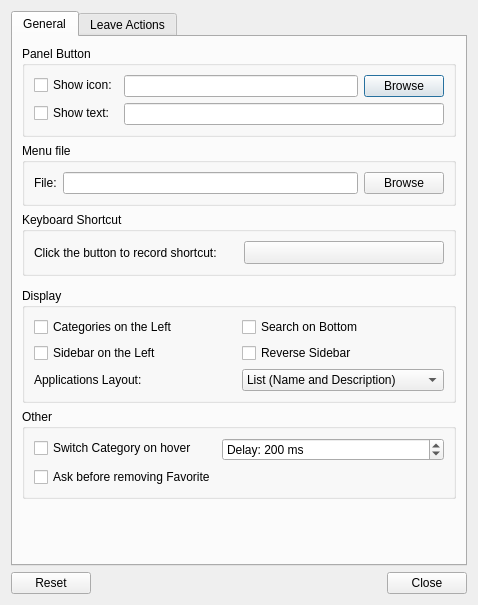
This is wingmenuconfiguration.ui in elviosak/plugin-wingmenu as Qt 5 draws it before an edit. The edited form follows.
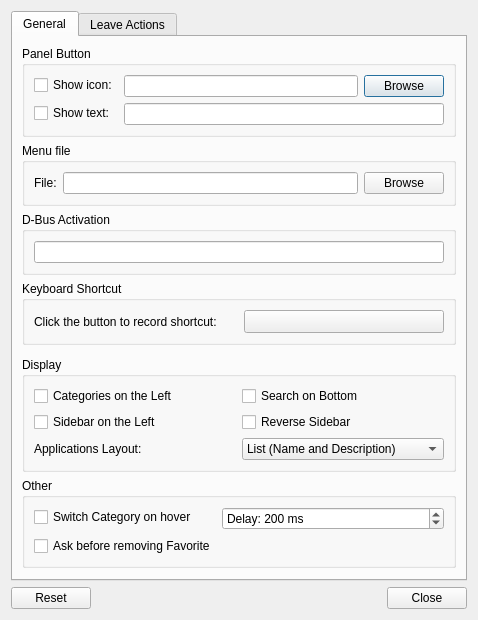
This is the edited form. Icons and pictures are not drawn. Custom widgets are drawn as their Qt base class.

The edit to the form file:
```diff
--- a/wingmenuconfiguration.ui
+++ b/wingmenuconfiguration.ui
@@ -116,8 +116,23 @@
              <string>Browse</string>
             </property>
             <property name="icon">
-             <iconset theme="folder">
-              <normaloff>.</normaloff>.</iconset>
+             <iconset theme="folder"/>
+            </property>
+           </widget>
+          </item>
+         </layout>
+        </widget>
+       </item>
+       <item>
+        <widget class="QGroupBox" name="groupBox_5">
+         <property name="title">
+          <string>D-Bus Activation</string>
+         </property>
+         <layout class="QVBoxLayout" name="verticalLayout_6">
+          <item>
+           <widget class="QLineEdit" name="dBusLE">
+            <property name="readOnly">
+             <bool>true</bool>
             </property>
            </widget>
           </item>
```
Left out of the diff: 48 changed lines with no effect on the pictures.
